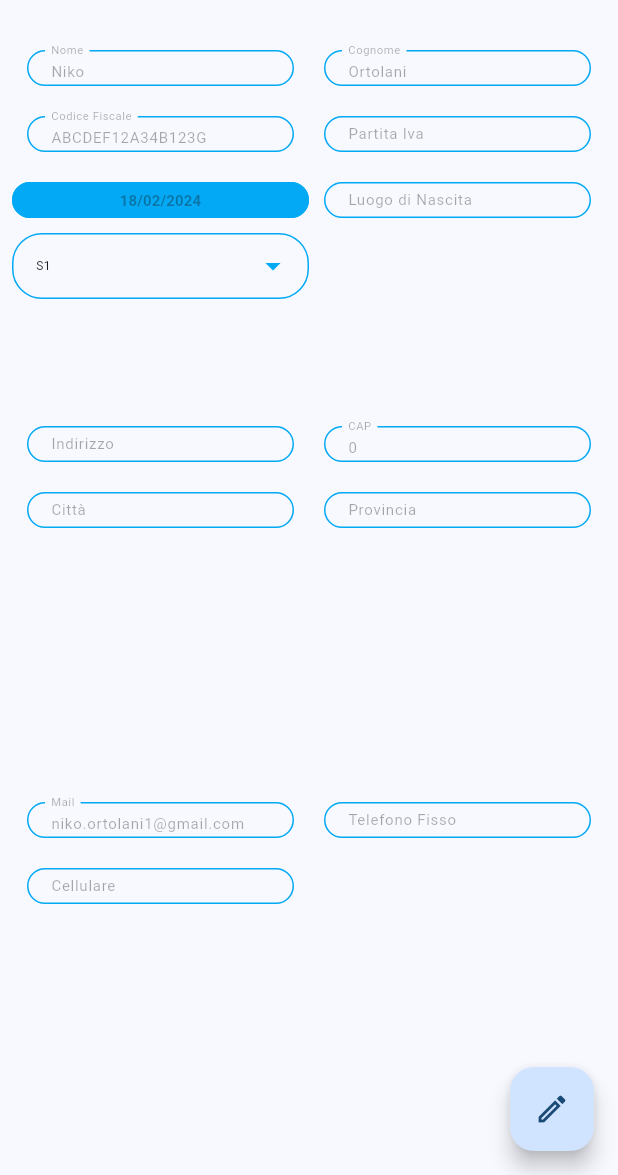
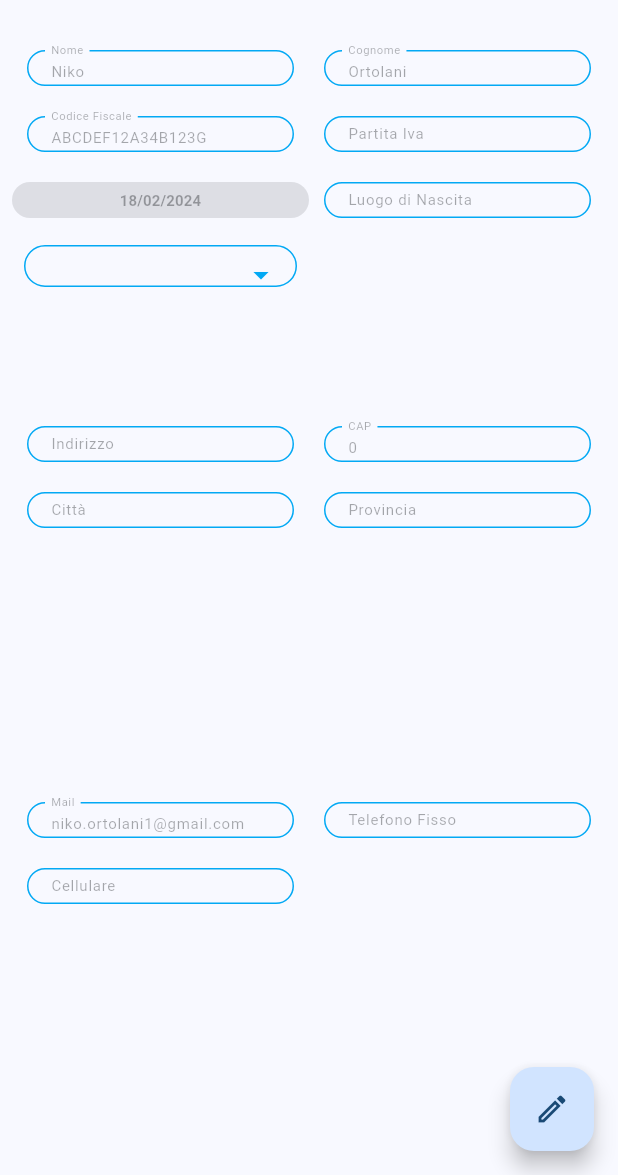
Before and after one commit to Marcko1288/BeuMed, a Flutter app: the screen it shows once a user with an empty profile is signed in, after a tap on an icon or button, on a phone screen of 412 x 824 dp, the part 61-1236 px from its top. Run offline on Flutter 3.47's test engine with Material 3 defaults, Android fonts, the phone set to English and light mode, and no system bars; drawn by our look-alikes of dropdown_search; our stand-ins replace cloud_firestore, firebase_auth, firebase_core, form_builder_validators; accounts and stored records are empty; statements that could not run were skipped.

Commit message:
Modifica DET_USER

```diff
--- a/lib/Model/DatePickerApp.dart
+++ b/lib/Model/DatePickerApp.dart
@@ -7,6 +7,7 @@
 import 'package:provider/provider.dart';
 
 import '../Class/Master.dart';
+import '../View/Det_Event.dart';
 
 class DatePickerCustom extends StatefulWidget {
   DatePickerCustom(
@@ -116,34 +117,103 @@
   Widget build(BuildContext context) {
     var master = Provider.of<Master>(context, listen: false);
     var size = MediaQuery.of(context).size;
-    double size_text = defaultTargetPlatform == TargetPlatform.iOS ||
-            defaultTargetPlatform == TargetPlatform.android
-        ? 20.0
-        : 50.0;
     return Padding(
         padding: const EdgeInsets.only(top: 10, bottom: 10),
-      child: OutlinedButton(
-        style: OutlinedButton.styleFrom(
-            // padding: EdgeInsets.only(
-            //   left: size_text, right: size_text, top: 20, bottom: 20),
-            backgroundColor: master.theme(size).primaryColor, //.shade100,
-            side: BorderSide(color: master.theme(size).primaryColor),
-            shape: RoundedRectangleBorder(
-                borderRadius: BorderRadius.circular(50))),
+        child: ElevatedButton(
           onPressed: widget.modify
               ? () {
             _restorableDatePickerRouteFuture.present();
           }
               : null,
-        child: Container(
-          width: double.infinity,
-          alignment: Alignment.center,
           child: Text(
             "${_selectedDate.value.changeDateToString(type: TypeFormatDate.DD_MM_AAAA)}",
-            //style: master.theme(size).textTheme.bodyMedium,
           ),
-        ),
-      ),
+          style: ButtonStyle(
+            shape: OutlineInputBorder(
+              borderRadius: BorderRadius.all(Radius.circular(20)),
+              borderSide: BorderSide(color: color),
             );
+          )
+
+
+        )
+
+
+
+
+
+
+        // OutlinedButton(
+        //   style: OutlinedButton.styleFrom(
+        //       side: BorderSide(color: master.theme(size).primaryColor),
+        //       shape: RoundedRectangleBorder(
+        //           borderRadius: BorderRadius.circular(20))),
+        //   onPressed: widget.modify
+        //       ? () {
+        //           _restorableDatePickerRouteFuture.present();
+        //         }
+        //       : null,
+        //   child: Container(
+        //     width: double.infinity,
+        //     alignment: Alignment.center,
+        //     child: InputDecorator(
+        //       decoration: InputDecoration(
+        //         labelText: 'Data di Nascita',
+        //         border: defaultBorder(master.theme(size).primaryColor),
+        //       ),
+        //       child: Text(
+        //         "${_selectedDate.value.changeDateToString(type: TypeFormatDate.DD_MM_AAAA)}",
+        //       ),
+        //     ),
+        //   ),
+        // ),
+      );
+
+
+
+
+
+
+
+
+      //
+      // Container(
+      // width: double.infinity,
+      // alignment: Alignment.center,
+      // child: Text(
+      //   "${_selectedDate.value.changeDateToString(type: TypeFormatDate.DD_MM_AAAA)}",
+      // ),
+      //   decoration: BoxDecoration(
+      //
+      //   ),
+
+
+        // InputDecoration(
+        //   hintText: value,
+        //   border: defaultBorder(master.theme(size).primaryColor),
+        // ),
+   // );
+
+    //   Padding(
+    //   padding: const EdgeInsets.only(top: 10, bottom: 10),
+    //   child: OutlinedButton(
+    //     style: OutlinedButton.styleFrom(
+    //         side: BorderSide(color: master.theme(size).primaryColor),
+    //         shape: RoundedRectangleBorder(
+    //             borderRadius: BorderRadius.circular(20))),
+    //     onPressed: widget.modify
+    //         ? () {
+    //             _restorableDatePickerRouteFuture.present();
+    //           }
+    //         : null,
+    //     child: Container(
+    //       width: double.infinity,
+    //       alignment: Alignment.center,
+    //       child: Text(
+    //         "${_selectedDate.value.changeDateToString(type: TypeFormatDate.DD_MM_AAAA)}",
+    //       ),
+    //     ),
+    //   ),
+    // );
   }
 }
--- a/lib/View/Det_User.dart
+++ b/lib/View/Det_User.dart
@@ -99,7 +99,8 @@
                 TextAddress(context),
                 TextContact(context),
               ],
-            )),
+            )
+        ),
       ),
       floatingActionButton: action_button(context),
     );
@@ -147,7 +148,7 @@
     return Expanded(
       child: GridView.count(
           crossAxisCount: size_width > 500 ? 3 : 2,
-            childAspectRatio: size_width > 500 ? 6 : 4.5,
+          childAspectRatio: size_width > 500 ? 4 : 4.5,
           children: [
             TextFieldCustom(
               text_labol: "Nome",
@@ -211,7 +212,9 @@
                 local_birthday = value;
               },
             ),
-          DropdownSearch<SelectionStatoCivile>(
+            Padding(
+              padding: const EdgeInsets.all(8.0),
+              child: DropdownSearch<SelectionStatoCivile>(
                 enabled: widget.state == TypeState.read ? false : true,
                 items: SelectionStatoCivile.arrayElement(),
                 itemAsString: (SelectionStatoCivile element) => element.name,
@@ -240,7 +243,9 @@
                 },
                 selectedItem: stato_civile,
               ),
-        ])
+            ),
+          ]
+      ),
     );
   }
 
@@ -291,7 +296,9 @@
                 provincia = value;
               },
             ),
-        ]));
+          ]
+      ),
+    );
   }
 
   Widget TextContact(BuildContext context) {
```
Lines whose indentation alone changed are shown as unchanged.
